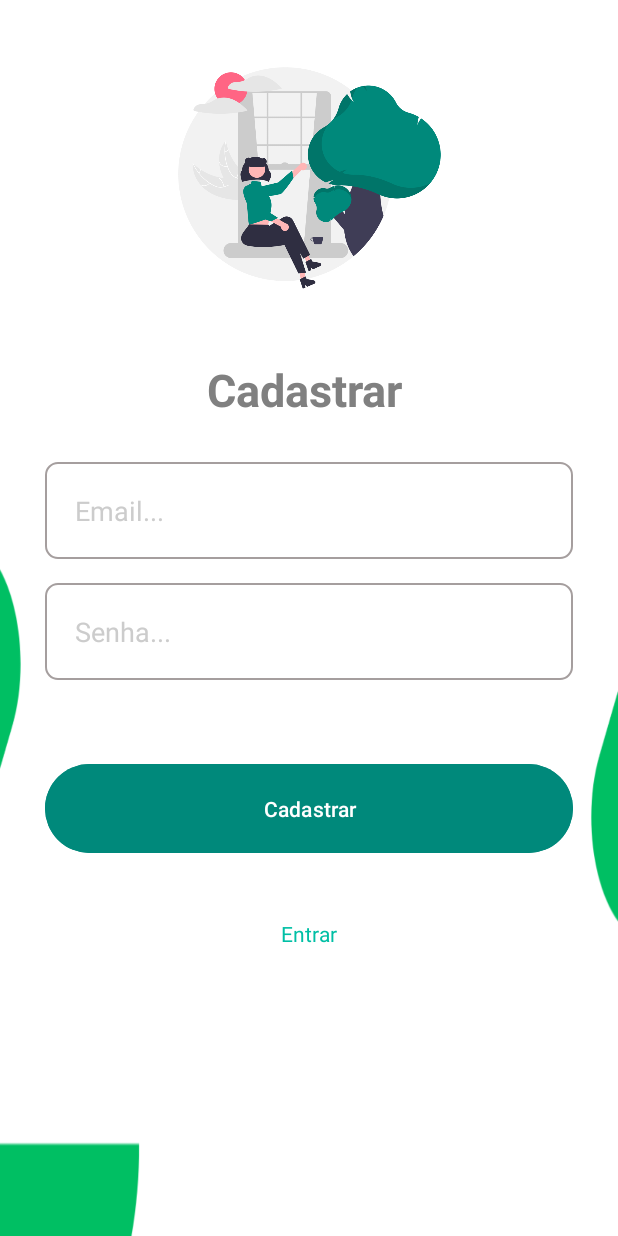
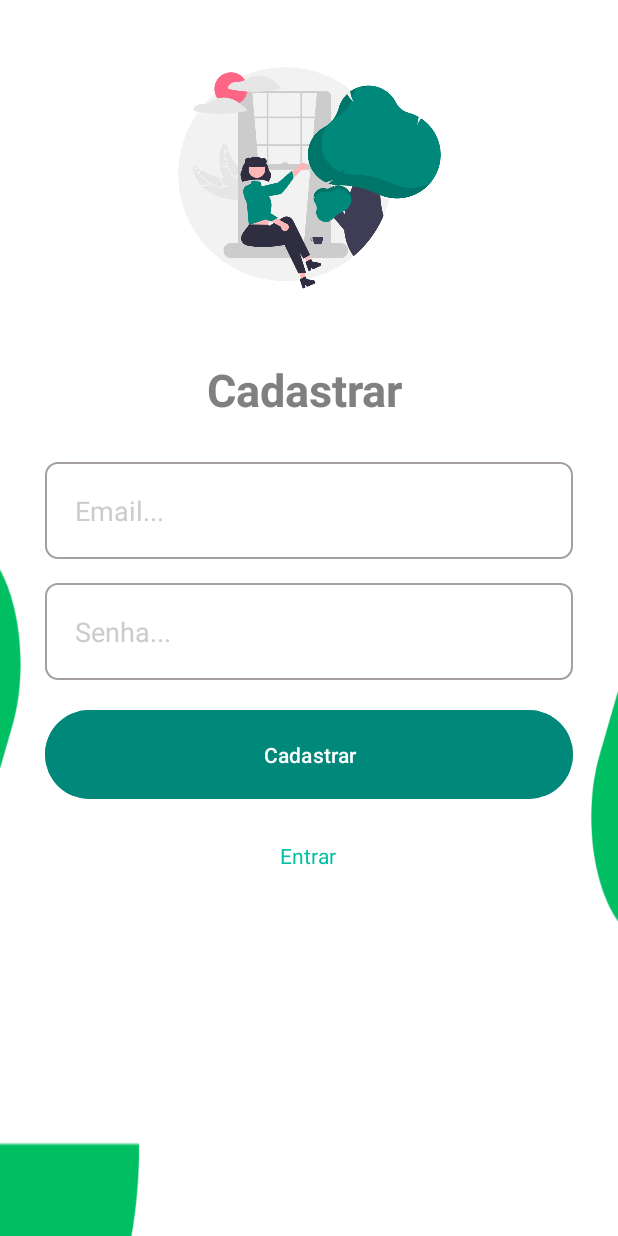
Before and after one commit to SavioSoares7/EcoTrac, an Android app: the singup screen opened directly, with no data from a screen before it, on a phone screen of 412 x 824 dp. Run offline under Robolectric (Android 15) with nearby library versions, the phone set to English and light mode, and no system bars.

Commit message:
Finished Routes pages register and login & Create fail input

```diff
--- a/app/src/main/java/com/example/ecotrac/singup.kt
+++ b/app/src/main/java/com/example/ecotrac/singup.kt
@@ -1,11 +1,54 @@
 package com.example.ecotrac
 
+import android.content.Intent
+import android.graphics.Color
 import androidx.appcompat.app.AppCompatActivity
 import android.os.Bundle
+import android.widget.EditText
+import android.widget.Toast
+import com.example.ecotrac.databinding.ActivityMainBinding
+import com.example.ecotrac.databinding.ActivitySingupBinding
 
 class singup : AppCompatActivity() {
     override fun onCreate(savedInstanceState: Bundle?) {
         super.onCreate(savedInstanceState)
-        setContentView(R.layout.activity_singup)
+
+        var binding : ActivitySingupBinding = ActivitySingupBinding.inflate(layoutInflater)
+
+        setContentView(binding.root)
+
+        val textToEnter = binding.textToEnter
+        val inputEmail = binding.inputEmail
+        val inputPassword = binding.inputPassword
+        val buttonRegister = binding.buttonRegister
+
+
+        buttonRegister.setOnClickListener{
+            registerUser(inputEmail,inputPassword)
+        }
+
+        textToEnter.setOnClickListener{
+            toEnterScreenLogin()
+        }
+
+    }
+
+    private fun toEnterScreenLogin(){
+        val intent = Intent(this, LoginActivity::class.java)
+        startActivity(intent)
+    }
+
+    private fun registerUser(emailField : EditText, passwordField : EditText){
+        val email = emailField.text.toString().trim()
+        val password = passwordField.text.toString().trim()
+
+        if(email.isEmpty() || password.isEmpty()){
+            Toast.makeText(this, "Preencha todos os campos", Toast.LENGTH_LONG).show()
+
+            emailField.setBackgroundResource(R.drawable.edit_linear_input_fail)
+            passwordField.setBackgroundResource(R.drawable.edit_linear_input_fail)
+            return
+        }
+
     }
 }
--- /dev/null
+++ b/app/src/main/res/drawable/edit_linear_input_fail.xml
@@ -0,0 +1,15 @@
+<shape xmlns:android="http://schemas.android.com/apk/res/android"
+    android:shape="rectangle">
+
+    <!-- Cor de fundo -->
+    <solid android:color="#fff" />
+
+    <!-- Cor da borda e espessura -->
+    <stroke
+        android:color="#f00"
+        android:width="1sp"/>
+
+    <!-- Raio dos cantos -->
+    <corners android:radius="8dp" /> <!-- Ajuste este valor conforme necessário -->
+
+</shape>
--- a/app/src/main/res/layout/activity_singup.xml
+++ b/app/src/main/res/layout/activity_singup.xml
@@ -31,7 +31,7 @@
         app:layout_constraintTop_toBottomOf="@+id/imageView2" />
 
     <EditText
-        android:id="@+id/editText"
+        android:id="@+id/inputEmail"
         android:layout_width="match_parent"
         android:layout_height="wrap_content"
         android:layout_marginTop="28dp"
@@ -44,40 +44,41 @@
         tools:layout_editor_absoluteX="0dp" />
 
     <EditText
-        android:id="@+id/editText2"
+        android:id="@+id/inputPassword"
         android:layout_width="match_parent"
         android:layout_height="wrap_content"
-        android:textColor="#000"
-        android:textColorHint="#ccc"
         android:layout_marginTop="16dp"
         android:background="@drawable/edit_linear_input"
         android:hint="@string/password"
         android:padding="20sp"
-        app:layout_constraintTop_toBottomOf="@+id/editText"
+        android:textColor="#000"
+        android:textColorHint="#ccc"
+        app:layout_constraintTop_toBottomOf="@+id/inputEmail"
         tools:layout_editor_absoluteX="30dp" />
 
     <Button
-        android:id="@+id/button"
+        android:id="@+id/buttonRegister"
         android:layout_width="match_parent"
         android:layout_height="wrap_content"
-        android:layout_marginTop="52dp"
+        android:layout_marginTop="16dp"
         android:backgroundTint="@color/green"
         android:padding="20dp"
+        android:text="@string/singup"
         android:textColor="@color/white"
-        android:text="@string/singup"
         app:layout_constraintEnd_toEndOf="parent"
         app:layout_constraintStart_toStartOf="parent"
-        app:layout_constraintTop_toBottomOf="@+id/editText2" />
+        app:layout_constraintTop_toBottomOf="@+id/inputPassword" />
 
     <TextView
-        android:id="@+id/textView2"
+        android:id="@+id/textToEnter"
         android:layout_width="wrap_content"
         android:layout_height="wrap_content"
-        android:layout_marginTop="40dp"
+        android:layout_marginTop="24dp"
         android:text="@string/toEnter"
         android:textColor="@color/mintGreen"
         app:layout_constraintEnd_toEndOf="parent"
+        app:layout_constraintHorizontal_bias="0.498"
         app:layout_constraintStart_toStartOf="parent"
-        app:layout_constraintTop_toBottomOf="@+id/button" />
+        app:layout_constraintTop_toBottomOf="@+id/buttonRegister" />
 
 </androidx.constraintlayout.widget.ConstraintLayout>
```
Also changed, not shown: app/src/main/java/com/example/ecotrac/LoginActivity.kt (+19 -2 lines).
